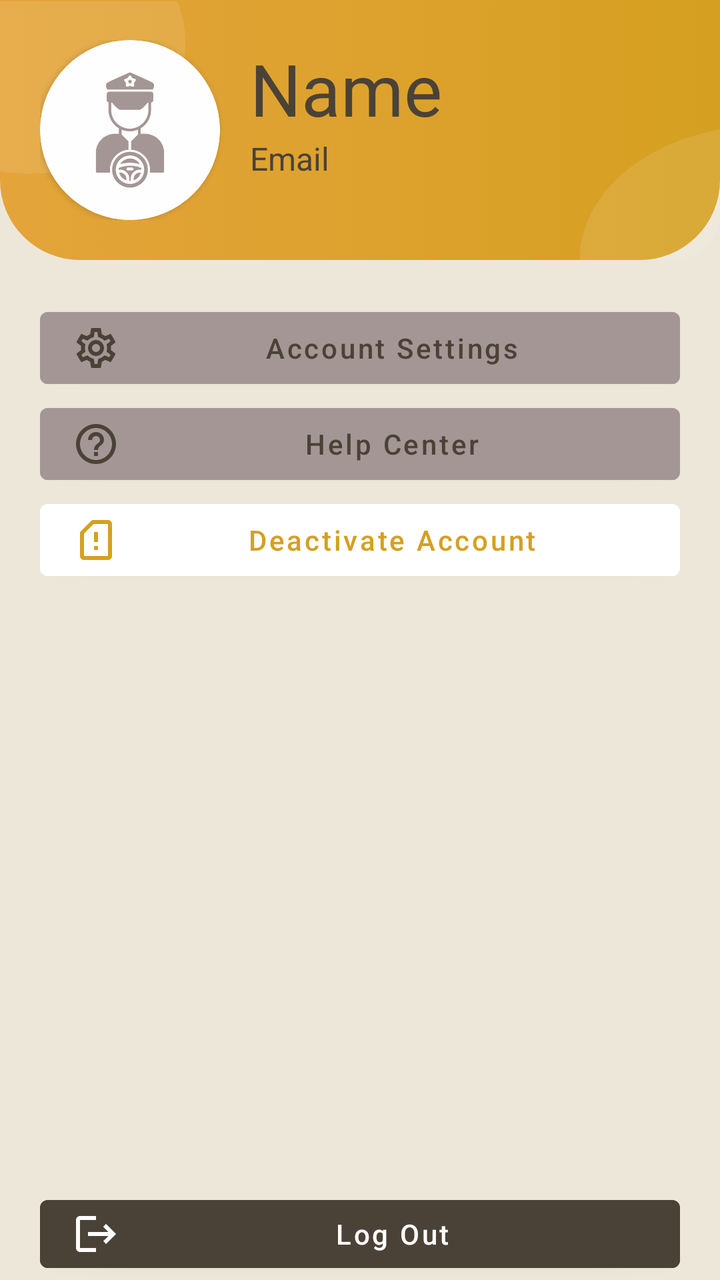
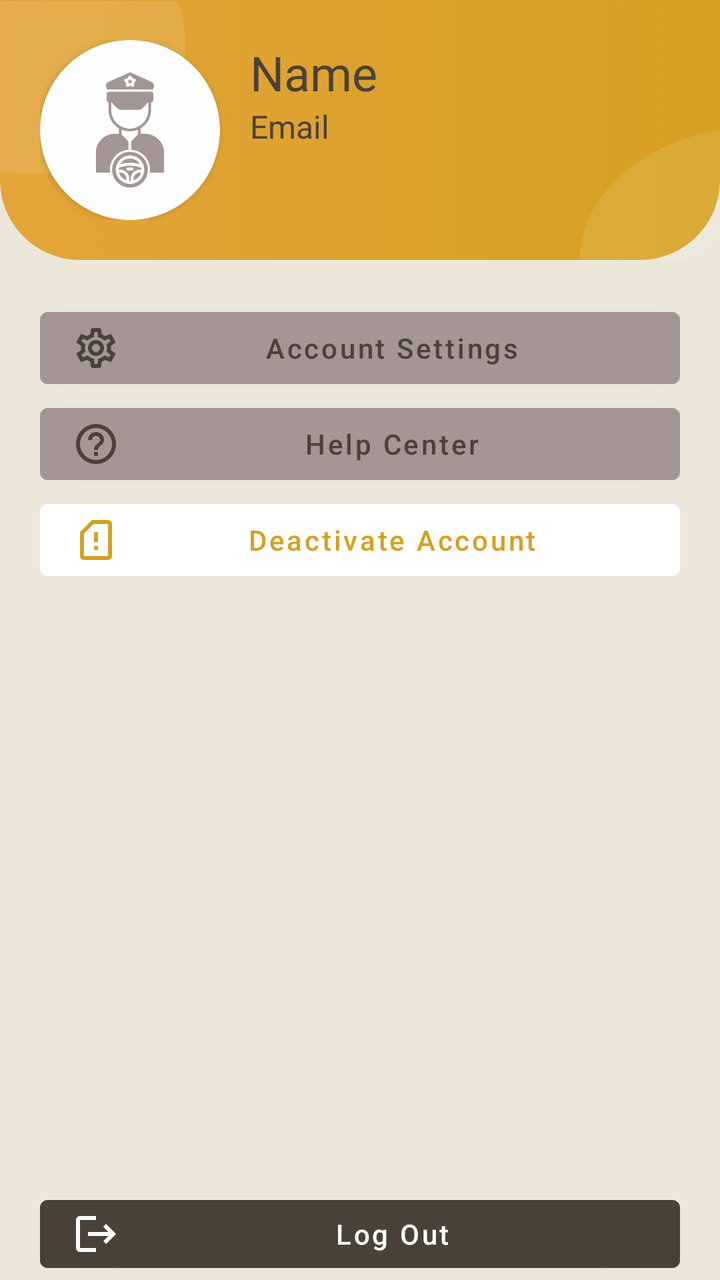

Screens rendered from an Android XML layout before and after an edit, with the pre-edit source and the edit as a unified diff.
<!-- AndroidManifest.xml: application theme Theme.ShuttlePassDriver -->
<!-- res/layout/fragment_profile.xml -->
<?xml version="1.0" encoding="utf-8"?>
<FrameLayout xmlns:android="http://schemas.android.com/apk/res/android"
    xmlns:tools="http://schemas.android.com/tools"
    android:layout_width="match_parent"
    android:layout_height="match_parent"
    xmlns:app="http://schemas.android.com/apk/res-auto"
    android:background="@color/alabaster"
    tools:context=".Profile">

        <LinearLayout
            android:layout_width="match_parent"
            android:layout_height="match_parent"
            android:orientation="vertical">

            <RelativeLayout
                android:layout_width="wrap_content"
                android:layout_height="wrap_content">

                <ImageView
                    android:id="@+id/imageView2"
                    android:layout_width="match_parent"
                    android:layout_height="130dp"
                    android:src="@drawable/top_background" />

                <ImageView
                    android:layout_width="100dp"
                    android:layout_height="100dp"
                    android:src="@drawable/background" />

                <LinearLayout
                    android:layout_width="match_parent"
                    android:layout_height="130dp"
                    android:gravity="end|bottom">
                    <ImageView
                        android:layout_width="80dp"
                        android:layout_height="80dp"
                        android:src="@drawable/background_2" />
                </LinearLayout>

                <LinearLayout
                    android:layout_width="wrap_content"
                    android:layout_height="wrap_content"
                    android:layout_marginHorizontal="20dp"
                    android:layout_marginTop="20dp">

                <LinearLayout
                    android:layout_width="match_parent"
                    android:layout_height="wrap_content"
                    android:orientation="horizontal">

                    <androidx.cardview.widget.CardView
                        android:layout_width="wrap_content"
                        android:layout_height="wrap_content"
                        app:cardCornerRadius="500px">
                        <ImageView
                            android:layout_width="90dp"
                            android:layout_height="90dp"
                            android:src="@drawable/driver_user"
                            android:adjustViewBounds="true"/>
                    </androidx.cardview.widget.CardView>



                    <LinearLayout
                        android:layout_width="wrap_content"
                        android:layout_height="wrap_content"
                        android:orientation="vertical"
                        android:paddingLeft="15dp">
                        <TextView
                            android:id="@+id/full_name"
                            android:layout_width="wrap_content"
                            android:layout_height="wrap_content"
                            android:text="Name"
                            android:textSize="36sp"
                            android:textColor="@color/taupe"/>

                        <TextView
                            android:id="@+id/email"
                            android:layout_width="wrap_content"
                            android:layout_height="wrap_content"
                            android:text="Email"
                            android:textSize="16sp"
                            android:textColor="@color/taupe"/>
                    </LinearLayout>

                </LinearLayout>

                </LinearLayout>

            </RelativeLayout>

            <Button
                android:id="@+id/account_settings"
                android:layout_width="match_parent"
                android:layout_height="wrap_content"
                android:backgroundTint="@color/taupe_gray"
                android:textColor="@color/taupe"
                android:drawableLeft="@drawable/outline_settings_24"
                android:text="Account Settings"
                android:layout_marginHorizontal="20dp"
                android:layout_marginTop="20dp"
                android:textAllCaps="false"/>

            <Button
                android:id="@+id/help_center"
                android:layout_width="match_parent"
                android:layout_height="wrap_content"
                android:backgroundTint="@color/taupe_gray"
                android:textColor="@color/taupe"
                android:drawableLeft="@drawable/baseline_help_outline_24"
                android:text="Help Center"
                android:textAllCaps="false"
                android:layout_marginHorizontal="20dp" />

            <Button
                android:id="@+id/deactivate"
                android:layout_width="match_parent"
                android:layout_height="wrap_content"
                android:backgroundTint="@color/white"
                android:textColor="@color/goldenrod"
                android:drawableLeft="@drawable/outline_sim_card_alert_24"
                android:text="Deactivate Account"
                android:textAllCaps="false"
                android:layout_marginHorizontal="20dp"/>

            <Button
                android:id="@+id/log_out"
                android:layout_width="match_parent"
                android:layout_height="wrap_content"
                android:backgroundTint="@color/taupe"
                android:textColor="@color/white"
                android:drawableLeft="@drawable/baseline_logout_24"
                android:text="Log Out"
                android:textAllCaps="false"
                android:layout_marginTop="300dp"
                android:layout_marginHorizontal="20dp"/>

        </LinearLayout>

</FrameLayout>
<!-- resources referenced by this layout -->
<resources>
  <color name="alabaster">#EDE7D9</color>
  <color name="goldenrod">#D5A021</color>
  <color name="taupe">#4B4237</color>
  <color name="taupe_gray">#A49694</color>
  <color name="white">#FFFFFFFF</color>
  <!-- drawable background: png bitmap (drawable, 3808 bytes) -->
  <!-- drawable background_2: png bitmap (drawable, 3148 bytes) -->
  <!-- drawable baseline_help_outline_24 (drawable) -->
  <vector android:autoMirrored="true" android:height="24dp"
      android:tint="#4B4237" android:viewportHeight="24"
      android:viewportWidth="24" android:width="24dp" xmlns:android="http://schemas.android.com/apk/res/android">
      <path android:fillColor="@android:color/white" android:pathData="M11,18h2v-2h-2v2zM12,2C6.48,2 2,6.48 2,12s4.48,10 10,10 10,-4.48 10,-10S17.52,2 12,2zM12,20c-4.41,0 -8,-3.59 -8,-8s3.59,-8 8,-8 8,3.59 8,8 -3.59,8 -8,8zM12,6c-2.21,0 -4,1.79 -4,4h2c0,-1.1 0.9,-2 2,-2s2,0.9 2,2c0,2 -3,1.75 -3,5h2c0,-2.25 3,-2.5 3,-5 0,-2.21 -1.79,-4 -4,-4z"/>
  </vector>
  <!-- drawable baseline_logout_24 (drawable) -->
  <vector android:autoMirrored="true" android:height="24dp"
      android:tint="#FFFFFF" android:viewportHeight="24"
      android:viewportWidth="24" android:width="24dp" xmlns:android="http://schemas.android.com/apk/res/android">
      <path android:fillColor="@android:color/white" android:pathData="M17,7l-1.41,1.41L18.17,11H8v2h10.17l-2.58,2.58L17,17l5,-5zM4,5h8V3H4c-1.1,0 -2,0.9 -2,2v14c0,1.1 0.9,2 2,2h8v-2H4V5z"/>
  </vector>
  <!-- drawable driver_user: png bitmap (drawable, 23218 bytes) -->
  <!-- drawable outline_settings_24: vector/xml drawable (drawable, 2025 chars, omitted) -->
  <!-- drawable outline_sim_card_alert_24 (drawable) -->
  <vector android:height="24dp" android:tint="#D5A021"
      android:viewportHeight="24" android:viewportWidth="24"
      android:width="24dp" xmlns:android="http://schemas.android.com/apk/res/android">
      <path android:fillColor="@android:color/white" android:pathData="M18,2h-8L4.02,8L4,20c0,1.1 0.9,2 2,2h12c1.1,0 2,-0.9 2,-2V4C20,2.9 19.1,2 18,2zM18,20H6V8.83L10.83,4H18V20z"/>
      <path android:fillColor="@android:color/white" android:pathData="M11,15h2v2h-2z"/>
      <path android:fillColor="@android:color/white" android:pathData="M11,8h2v5h-2z"/>
  </vector>
  <!-- drawable top_background (drawable) -->
  <?xml version="1.0" encoding="utf-8"?>
  <selector xmlns:android="http://schemas.android.com/apk/res/android">
  <item>
      <shape android:shape="rectangle">
          <corners android:bottomLeftRadius="40dp" android:bottomRightRadius="40dp"/>
          <gradient android:startColor="#E4A43A" android:endColor="#D5A021" android:angle="0"/>
      </shape>
  </item>
  
  </selector>
  <style name="Theme.ShuttlePassDriver" parent="Theme.MaterialComponents.Light.NoActionBar">
          
          <item name="colorPrimary">@color/goldenrod</item>
          <item name="colorPrimaryVariant">@color/dim_gray</item>
          <item name="colorOnPrimary">@color/white</item>
          
          <item name="colorSecondary">@color/goldenrod</item>
          <item name="colorSecondaryVariant">@color/teal_700</item>
          <item name="colorOnSecondary">@color/black</item>
          
          <item name="android:statusBarColor">?attr/colorPrimaryVariant</item>
          
  
      </style>
  <color name="dim_gray">#736B60</color>
  <color name="teal_700">#FF018786</color>
  <color name="black">#FF000000</color>
</resources>

<!-- the commit's change to res/layout/fragment_profile.xml (unified diff, before → after) -->
@@ -71,7 +71,7 @@
                             android:layout_width="wrap_content"
                             android:layout_height="wrap_content"
                             android:text="Name"
-                            android:textSize="36sp"
+                            android:textSize="24sp"
                             android:textColor="@color/taupe"/>
 
                         <TextView
